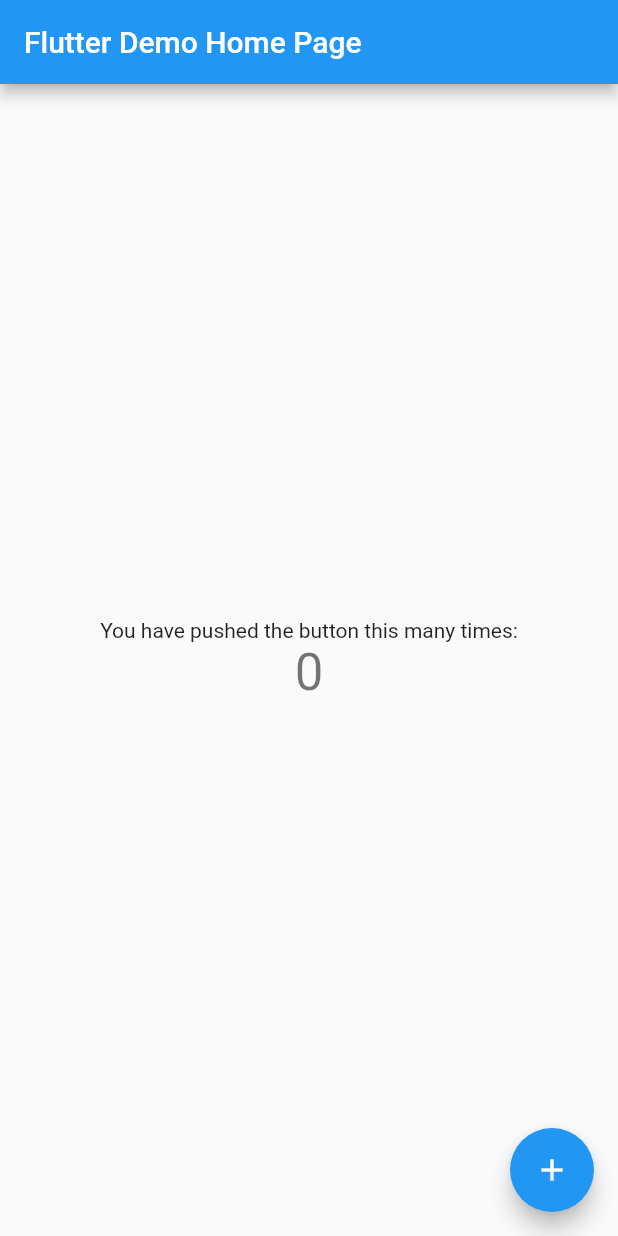
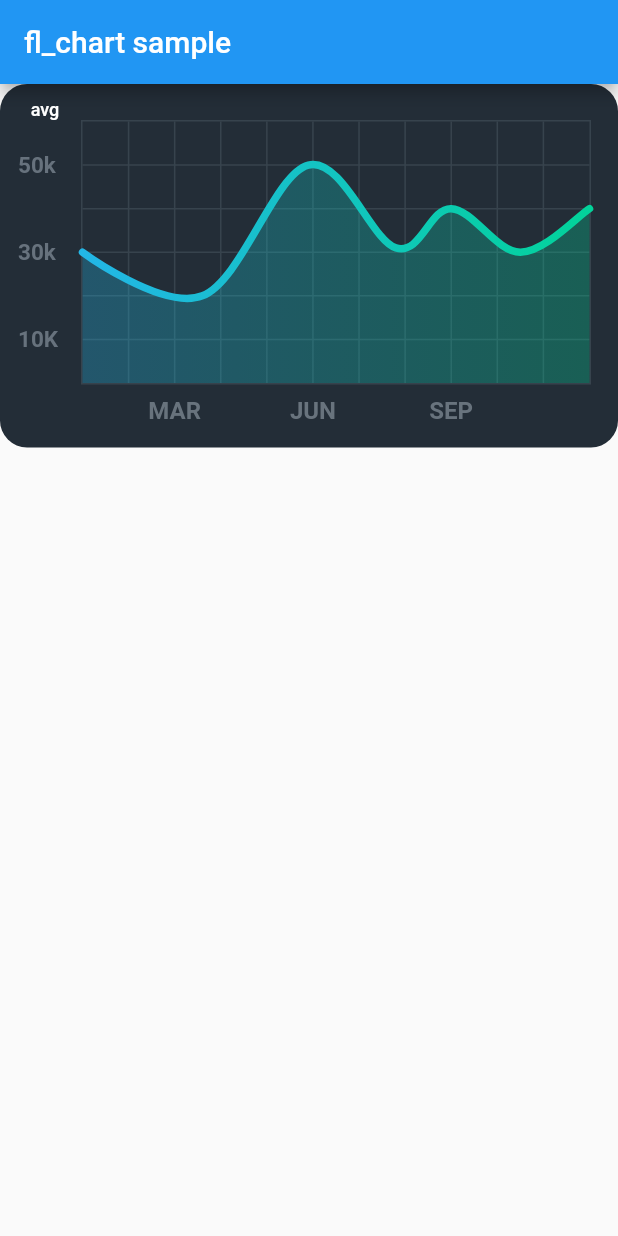
Before and after one commit to matttake/fl_chart_sample, a Flutter app: the screen it shows after launch, on a phone screen of 412 x 824 dp. Run offline on Flutter 3.47's test engine with Material 2 defaults, Android fonts, the phone set to English and light mode, and no system bars; drawn by our look-alikes of fl_chart.

Commit message:
feat: fl_chart導入+line_chart_sample2の表示

```diff
--- a/lib/main.dart
+++ b/lib/main.dart
@@ -1,3 +1,4 @@
+import 'package:fl_chart/fl_chart.dart';
 import 'package:flutter/material.dart';
 
 void main() {
@@ -11,105 +12,328 @@
   @override
   Widget build(BuildContext context) {
     return MaterialApp(
-      title: 'Flutter Demo',
+      title: 'fl_chart sample',
       theme: ThemeData(
-        // This is the theme of your application.
-        //
-        // Try running your application with "flutter run". You'll see the
-        // application has a blue toolbar. Then, without quitting the app, try
-        // changing the primarySwatch below to Colors.green and then invoke
-        // "hot reload" (press "r" in the console where you ran "flutter run",
-        // or simply save your changes to "hot reload" in a Flutter IDE).
-        // Notice that the counter didn't reset back to zero; the application
-        // is not restarted.
         primarySwatch: Colors.blue,
       ),
-      home: const MyHomePage(title: 'Flutter Demo Home Page'),
+      home: const MyHomePage(),
     );
   }
 }
 
 class MyHomePage extends StatefulWidget {
-  const MyHomePage({Key? key, required this.title}) : super(key: key);
-
-  // This widget is the home page of your application. It is stateful, meaning
-  // that it has a State object (defined below) that contains fields that affect
-  // how it looks.
-
-  // This class is the configuration for the state. It holds the values (in this
-  // case the title) provided by the parent (in this case the App widget) and
-  // used by the build method of the State. Fields in a Widget subclass are
-  // always marked "final".
-
-  final String title;
-
+  const MyHomePage({Key? key}) : super(key: key);
   @override
   State<MyHomePage> createState() => _MyHomePageState();
 }
 
 class _MyHomePageState extends State<MyHomePage> {
-  int _counter = 0;
+  @override
+  Widget build(BuildContext context) {
+    return Scaffold(
+      appBar: AppBar(
+        title: const Text("fl_chart sample"),
+      ),
+      body: const LineChartSample2(),
+    );
+  }
+}
 
-  void _incrementCounter() {
-    setState(() {
-      // This call to setState tells the Flutter framework that something has
-      // changed in this State, which causes it to rerun the build method below
-      // so that the display can reflect the updated values. If we changed
-      // _counter without calling setState(), then the build method would not be
-      // called again, and so nothing would appear to happen.
-      _counter++;
-    });
-  }
+class LineChartSample2 extends StatefulWidget {
+  const LineChartSample2({super.key});
+
+  @override
+  State<LineChartSample2> createState() => _LineChartSample2State();
+}
+
+class _LineChartSample2State extends State<LineChartSample2> {
+  List<Color> gradientColors = [
+    const Color(0xff23b6e6),
+    const Color(0xff02d39a),
+  ];
+
+  bool showAvg = false;
 
   @override
   Widget build(BuildContext context) {
-    // This method is rerun every time setState is called, for instance as done
-    // by the _incrementCounter method above.
-    //
-    // The Flutter framework has been optimized to make rerunning build methods
-    // fast, so that you can just rebuild anything that needs updating rather
-    // than having to individually change instances of widgets.
-    return Scaffold(
-      appBar: AppBar(
-        // Here we take the value from the MyHomePage object that was created by
-        // the App.build method, and use it to set our appbar title.
-        title: Text(widget.title),
+    return Stack(
+      children: <Widget>[
+        AspectRatio(
+          aspectRatio: 1.70,
+          child: DecoratedBox(
+            decoration: const BoxDecoration(
+              borderRadius: BorderRadius.all(
+                Radius.circular(18),
+              ),
+              color: Color(0xff232d37),
+            ),
+            child: Padding(
+              padding: const EdgeInsets.only(
+                right: 18,
+                left: 12,
+                top: 24,
+                bottom: 12,
+              ),
+              child: LineChart(
+                showAvg ? avgData() : mainData(),
+              ),
+            ),
+          ),
+        ),
+        SizedBox(
+          width: 60,
+          height: 34,
+          child: TextButton(
+            onPressed: () {
+              setState(() {
+                showAvg = !showAvg;
+              });
+            },
+            child: Text(
+              'avg',
+              style: TextStyle(
+                fontSize: 12,
+                color: showAvg ? Colors.white.withOpacity(0.5) : Colors.white,
+              ),
+            ),
+          ),
+        ),
+      ],
+    );
+  }
+
+  Widget bottomTitleWidgets(double value, TitleMeta meta) {
+    const style = TextStyle(
+      color: Color(0xff68737d),
+      fontWeight: FontWeight.bold,
+      fontSize: 16,
+    );
+    Widget text;
+    switch (value.toInt()) {
+      case 2:
+        text = const Text('MAR', style: style);
+        break;
+      case 5:
+        text = const Text('JUN', style: style);
+        break;
+      case 8:
+        text = const Text('SEP', style: style);
+        break;
+      default:
+        text = const Text('', style: style);
+        break;
+    }
+
+    return SideTitleWidget(
+      axisSide: meta.axisSide,
+      child: text,
+    );
+  }
+
+  Widget leftTitleWidgets(double value, TitleMeta meta) {
+    const style = TextStyle(
+      color: Color(0xff67727d),
+      fontWeight: FontWeight.bold,
+      fontSize: 15,
+    );
+    String text;
+    switch (value.toInt()) {
+      case 1:
+        text = '10K';
+        break;
+      case 3:
+        text = '30k';
+        break;
+      case 5:
+        text = '50k';
+        break;
+      default:
+        return Container();
+    }
+
+    return Text(text, style: style, textAlign: TextAlign.left);
+  }
+
+  LineChartData mainData() {
+    return LineChartData(
+      gridData: FlGridData(
+        show: true,
+        drawVerticalLine: true,
+        horizontalInterval: 1,
+        verticalInterval: 1,
+        getDrawingHorizontalLine: (value) {
+          return FlLine(
+            color: const Color(0xff37434d),
+            strokeWidth: 1,
+          );
+        },
+        getDrawingVerticalLine: (value) {
+          return FlLine(
+            color: const Color(0xff37434d),
+            strokeWidth: 1,
+          );
+        },
       ),
-      body: Center(
-        // Center is a layout widget. It takes a single child and positions it
-        // in the middle of the parent.
-        child: Column(
-          // Column is also a layout widget. It takes a list of children and
-          // arranges them vertically. By default, it sizes itself to fit its
-          // children horizontally, and tries to be as tall as its parent.
-          //
-          // Invoke "debug painting" (press "p" in the console, choose the
-          // "Toggle Debug Paint" action from the Flutter Inspector in Android
-          // Studio, or the "Toggle Debug Paint" command in Visual Studio Code)
-          // to see the wireframe for each widget.
-          //
-          // Column has various properties to control how it sizes itself and
-          // how it positions its children. Here we use mainAxisAlignment to
-          // center the children vertically; the main axis here is the vertical
-          // axis because Columns are vertical (the cross axis would be
-          // horizontal).
-          mainAxisAlignment: MainAxisAlignment.center,
-          children: <Widget>[
-            const Text(
-              'You have pushed the button this many times:',
-            ),
-            Text(
-              '$_counter',
-              style: Theme.of(context).textTheme.headline4,
-            ),
-          ],
+      titlesData: FlTitlesData(
+        show: true,
+        rightTitles: AxisTitles(
+          sideTitles: SideTitles(showTitles: false),
+        ),
+        topTitles: AxisTitles(
+          sideTitles: SideTitles(showTitles: false),
+        ),
+        bottomTitles: AxisTitles(
+          sideTitles: SideTitles(
+            showTitles: true,
+            reservedSize: 30,
+            interval: 1,
+            getTitlesWidget: bottomTitleWidgets,
+          ),
+        ),
+        leftTitles: AxisTitles(
+          sideTitles: SideTitles(
+            showTitles: true,
+            interval: 1,
+            getTitlesWidget: leftTitleWidgets,
+            reservedSize: 42,
+          ),
         ),
       ),
-      floatingActionButton: FloatingActionButton(
-        onPressed: _incrementCounter,
-        tooltip: 'Increment',
-        child: const Icon(Icons.add),
-      ), // This trailing comma makes auto-formatting nicer for build methods.
+      borderData: FlBorderData(
+        show: true,
+        border: Border.all(color: const Color(0xff37434d)),
+      ),
+      minX: 0,
+      maxX: 11,
+      minY: 0,
+      maxY: 6,
+      lineBarsData: [
+        LineChartBarData(
+          spots: const [
+            FlSpot(0, 3),
+            FlSpot(2.6, 2),
+            FlSpot(4.9, 5),
+            FlSpot(6.8, 3.1),
+            FlSpot(8, 4),
+            FlSpot(9.5, 3),
+            FlSpot(11, 4),
+          ],
+          isCurved: true,
+          gradient: LinearGradient(
+            colors: gradientColors,
+          ),
+          barWidth: 5,
+          isStrokeCapRound: true,
+          dotData: FlDotData(
+            show: false,
+          ),
+          belowBarData: BarAreaData(
+            show: true,
+            gradient: LinearGradient(
+              colors: gradientColors
+                  .map((color) => color.withOpacity(0.3))
+                  .toList(),
+            ),
+          ),
+        ),
+      ],
+    );
+  }
+
+  LineChartData avgData() {
+    return LineChartData(
+      lineTouchData: LineTouchData(enabled: false),
+      gridData: FlGridData(
+        show: true,
+        drawHorizontalLine: true,
+        verticalInterval: 1,
+        horizontalInterval: 1,
+        getDrawingVerticalLine: (value) {
+          return FlLine(
+            color: const Color(0xff37434d),
+            strokeWidth: 1,
+          );
+        },
+        getDrawingHorizontalLine: (value) {
+          return FlLine(
+            color: const Color(0xff37434d),
+            strokeWidth: 1,
+          );
+        },
+      ),
+      titlesData: FlTitlesData(
+        show: true,
+        bottomTitles: AxisTitles(
+          sideTitles: SideTitles(
+            showTitles: true,
+            reservedSize: 30,
+            getTitlesWidget: bottomTitleWidgets,
+            interval: 1,
+          ),
+        ),
+        leftTitles: AxisTitles(
+          sideTitles: SideTitles(
+            showTitles: true,
+            getTitlesWidget: leftTitleWidgets,
+            reservedSize: 42,
+            interval: 1,
+          ),
+        ),
+        topTitles: AxisTitles(
+          sideTitles: SideTitles(showTitles: false),
+        ),
+        rightTitles: AxisTitles(
+          sideTitles: SideTitles(showTitles: false),
+        ),
+      ),
+      borderData: FlBorderData(
+        show: true,
+        border: Border.all(color: const Color(0xff37434d)),
+      ),
+      minX: 0,
+      maxX: 11,
+      minY: 0,
+      maxY: 6,
+      lineBarsData: [
+        LineChartBarData(
+          spots: const [
+            FlSpot(0, 3.44),
+            FlSpot(2.6, 3.44),
+            FlSpot(4.9, 3.44),
+            FlSpot(6.8, 3.44),
+            FlSpot(8, 3.44),
+            FlSpot(9.5, 3.44),
+            FlSpot(11, 3.44),
+          ],
+          isCurved: true,
+          gradient: LinearGradient(
+            colors: [
+              ColorTween(begin: gradientColors[0], end: gradientColors[1])
+                  .lerp(0.2)!,
+              ColorTween(begin: gradientColors[0], end: gradientColors[1])
+                  .lerp(0.2)!,
+            ],
+          ),
+          barWidth: 5,
+          isStrokeCapRound: true,
+          dotData: FlDotData(
+            show: false,
+          ),
+          belowBarData: BarAreaData(
+            show: true,
+            gradient: LinearGradient(
+              colors: [
+                ColorTween(begin: gradientColors[0], end: gradientColors[1])
+                    .lerp(0.2)!
+                    .withOpacity(0.1),
+                ColorTween(begin: gradientColors[0], end: gradientColors[1])
+                    .lerp(0.2)!
+                    .withOpacity(0.1),
+              ],
+            ),
+          ),
+        ),
+      ],
     );
   }
 }
--- a/pubspec.yaml
+++ b/pubspec.yaml
@@ -34,6 +34,7 @@
   # The following adds the Cupertino Icons font to your application.
   # Use with the CupertinoIcons class for iOS style icons.
   cupertino_icons: ^1.0.2
+  fl_chart: ^0.55.2
 
 dev_dependencies:
   flutter_test:
```
Also changed, not shown: pubspec.lock, 4 other files.
